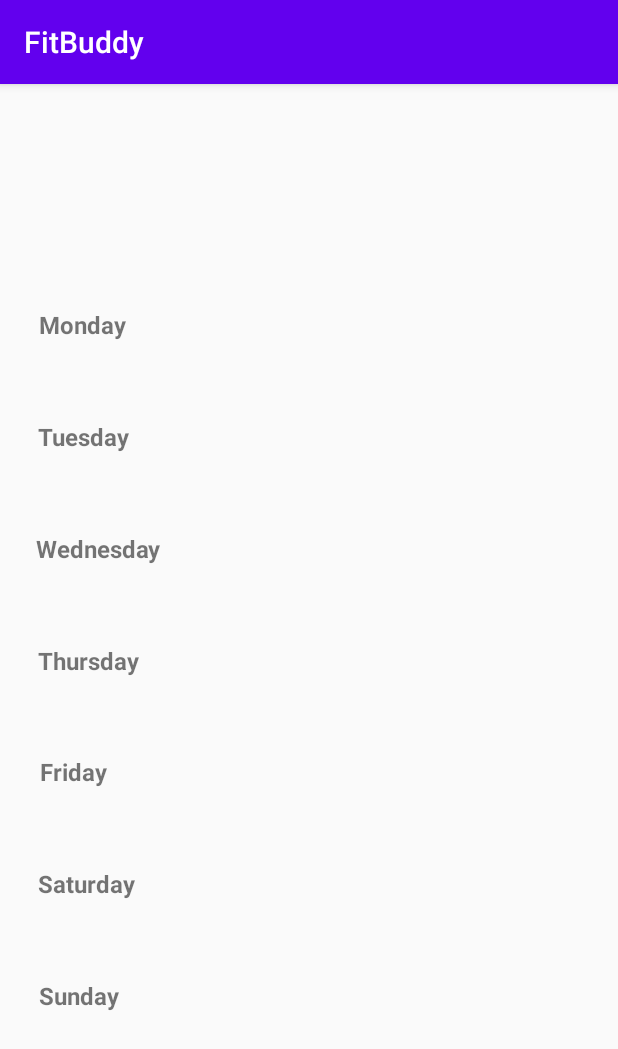
After one commit to ryotiu/FitBuddyCollab, an Android app: the WeeklyTracker screen opened directly, with no data from a screen before it, on a phone screen of 412 x 824 dp. The commit adds this screen. Shown: the top 1049 px of the screen. Run offline under Robolectric (Android 15) with nearby library versions, the phone set to English and light mode, and no system bars.

Commit message:
Add WeeklyTracker class Add MonthlyTracker class Modified Trackers class Modified trackers activity Modified weekly tracker activity Modified monthly tracker activity Modified AndroidManifest

```diff
--- a/app/src/main/AndroidManifest.xml
+++ b/app/src/main/AndroidManifest.xml
@@ -15,6 +15,8 @@
         <activity android:name=".Register" />
         <activity android:name=".Login" />
         <activity android:name=".Trackers" />
+        <activity android:name=".WeeklyTracker" />
+        <activity android:name=".MonthlyTracker" />
         <activity android:name=".MainActivity">
             <intent-filter>
                 <action android:name="android.intent.action.MAIN" />
--- /dev/null
+++ b/app/src/main/java/com/example/fitbuddy/MonthlyTracker.java
@@ -0,0 +1,14 @@
+package com.example.fitbuddy;
+
+import android.os.Bundle;
+import androidx.appcompat.app.AppCompatActivity;
+
+public class MonthlyTracker extends AppCompatActivity {
+
+    @Override
+    protected void onCreate(Bundle savedInstanceState) {
+        super.onCreate(savedInstanceState);
+        setContentView(R.layout.activity_monthly_tracker);
+
+    }
+}
--- a/app/src/main/java/com/example/fitbuddy/Trackers.java
+++ b/app/src/main/java/com/example/fitbuddy/Trackers.java
@@ -1,14 +1,42 @@
 package com.example.fitbuddy;
 
+import android.content.Intent;
 import android.os.Bundle;
+import android.view.View;
+import android.widget.Button;
+
 import androidx.appcompat.app.AppCompatActivity;
 
 public class Trackers extends AppCompatActivity {
+
+    private Button WeeklyTrackerBtn;
+    private Button MonthlyTrackerBtn;
 
     @Override
     protected void onCreate(Bundle savedInstanceState) {
         super.onCreate(savedInstanceState);
         setContentView(R.layout.activity_trackers);
 
+        WeeklyTrackerBtn = findViewById(R.id.WeeklyTrackerBtn);
+        MonthlyTrackerBtn = findViewById(R.id.MonthlyTrackerBtn);
+
+        // Launch activity_weekly_tracker
+        WeeklyTrackerBtn.setOnClickListener(new View.OnClickListener() {
+            @Override
+            public void onClick(View view) {
+                startActivity(new Intent(Trackers.this, WeeklyTracker.class));
+                finish();
+            }
+        });
+
+        // Launch activity_monthly_tracker
+        MonthlyTrackerBtn.setOnClickListener(new View.OnClickListener() {
+            @Override
+            public void onClick(View view) {
+                startActivity(new Intent(Trackers.this, MonthlyTracker.class));
+                finish();
+            }
+        });
+
     }
 }
--- /dev/null
+++ b/app/src/main/java/com/example/fitbuddy/WeeklyTracker.java
@@ -0,0 +1,14 @@
+package com.example.fitbuddy;
+
+import android.os.Bundle;
+import androidx.appcompat.app.AppCompatActivity;
+
+public class WeeklyTracker extends AppCompatActivity {
+
+    @Override
+    protected void onCreate(Bundle savedInstanceState) {
+        super.onCreate(savedInstanceState);
+        setContentView(R.layout.activity_weekly_tracker);
+
+    }
+}
--- a/app/src/main/res/layout/activity_monthly_tracker.xml
+++ b/app/src/main/res/layout/activity_monthly_tracker.xml
@@ -1,6 +1,9 @@
 <?xml version="1.0" encoding="utf-8"?>
 <androidx.constraintlayout.widget.ConstraintLayout xmlns:android="http://schemas.android.com/apk/res/android"
+    xmlns:app="http://schemas.android.com/apk/res-auto"
+    xmlns:tools="http://schemas.android.com/tools"
     android:layout_width="match_parent"
-    android:layout_height="match_parent">
+    android:layout_height="match_parent"
+    tools:context=".MonthlyTracker">
 
 </androidx.constraintlayout.widget.ConstraintLayout>
--- a/app/src/main/res/layout/activity_trackers.xml
+++ b/app/src/main/res/layout/activity_trackers.xml
@@ -25,9 +25,9 @@
         android:text="Monthly Tracker"
         app:layout_constraintBottom_toBottomOf="parent"
         app:layout_constraintEnd_toEndOf="parent"
-        app:layout_constraintHorizontal_bias="0.488"
+        app:layout_constraintHorizontal_bias="0.498"
         app:layout_constraintStart_toStartOf="parent"
         app:layout_constraintTop_toTopOf="parent"
-        app:layout_constraintVertical_bias="0.50" />
+        app:layout_constraintVertical_bias="0.499" />
 
 </androidx.constraintlayout.widget.ConstraintLayout>
--- a/app/src/main/res/layout/activity_weekly_tracker.xml
+++ b/app/src/main/res/layout/activity_weekly_tracker.xml
@@ -1,6 +1,107 @@
 <?xml version="1.0" encoding="utf-8"?>
 <androidx.constraintlayout.widget.ConstraintLayout xmlns:android="http://schemas.android.com/apk/res/android"
+    xmlns:app="http://schemas.android.com/apk/res-auto"
+    xmlns:tools="http://schemas.android.com/tools"
     android:layout_width="match_parent"
-    android:layout_height="match_parent">
+    android:layout_height="match_parent"
+    tools:context=".WeeklyTracker">
+
+    <TextView
+        android:id="@+id/MondayTextView"
+        android:layout_width="wrap_content"
+        android:layout_height="wrap_content"
+        android:text="Monday"
+        android:textSize="16sp"
+        android:textStyle="bold"
+        app:layout_constraintBottom_toBottomOf="parent"
+        app:layout_constraintEnd_toEndOf="parent"
+        app:layout_constraintHorizontal_bias="0.073"
+        app:layout_constraintStart_toStartOf="parent"
+        app:layout_constraintTop_toTopOf="parent"
+        app:layout_constraintVertical_bias="0.200" />
+
+    <TextView
+        android:id="@+id/TuesdayTextView"
+        android:layout_width="wrap_content"
+        android:layout_height="wrap_content"
+        android:text="Tuesday"
+        android:textSize="16sp"
+        android:textStyle="bold"
+        app:layout_constraintBottom_toBottomOf="parent"
+        app:layout_constraintEnd_toEndOf="parent"
+        app:layout_constraintHorizontal_bias="0.073"
+        app:layout_constraintStart_toStartOf="parent"
+        app:layout_constraintTop_toTopOf="parent"
+        app:layout_constraintVertical_bias="0.300" />
+
+    <TextView
+        android:id="@+id/WednesdayTextView"
+        android:layout_width="wrap_content"
+        android:layout_height="wrap_content"
+        android:text="Wednesday"
+        android:textSize="16sp"
+        android:textStyle="bold"
+        app:layout_constraintBottom_toBottomOf="parent"
+        app:layout_constraintEnd_toEndOf="parent"
+        app:layout_constraintHorizontal_bias="0.073"
+        app:layout_constraintStart_toStartOf="parent"
+        app:layout_constraintTop_toTopOf="parent"
+        app:layout_constraintVertical_bias="0.400" />
+
+    <TextView
+        android:id="@+id/ThursdayTextView"
+        android:layout_width="wrap_content"
+        android:layout_height="wrap_content"
+        android:text="Thursday"
+        android:textSize="16sp"
+        android:textStyle="bold"
+        app:layout_constraintBottom_toBottomOf="parent"
+        app:layout_constraintEnd_toEndOf="parent"
+        app:layout_constraintHorizontal_bias="0.073"
+        app:layout_constraintStart_toStartOf="parent"
+        app:layout_constraintTop_toTopOf="parent"
+        app:layout_constraintVertical_bias="0.500" />
+
+    <TextView
+        android:id="@+id/FridayTextView"
+        android:layout_width="wrap_content"
+        android:layout_height="wrap_content"
+        android:text="Friday"
+        android:textSize="16sp"
+        android:textStyle="bold"
+        app:layout_constraintBottom_toBottomOf="parent"
+        app:layout_constraintEnd_toEndOf="parent"
+        app:layout_constraintHorizontal_bias="0.073"
+        app:layout_constraintStart_toStartOf="parent"
+        app:layout_constraintTop_toTopOf="parent"
+        app:layout_constraintVertical_bias="0.600" />
+
+    <TextView
+        android:id="@+id/SaturdayTextView"
+        android:layout_width="wrap_content"
+        android:layout_height="wrap_content"
+        android:text="Saturday"
+        android:textSize="16sp"
+        android:textStyle="bold"
+        app:layout_constraintBottom_toBottomOf="parent"
+        app:layout_constraintEnd_toEndOf="parent"
+        app:layout_constraintHorizontal_bias="0.073"
+        app:layout_constraintStart_toStartOf="parent"
+        app:layout_constraintTop_toTopOf="parent"
+        app:layout_constraintVertical_bias="0.700" />
+
+    <TextView
+        android:id="@+id/SundayTextView"
+        android:layout_width="wrap_content"
+        android:layout_height="wrap_content"
+        android:text="Sunday"
+        android:textSize="16sp"
+        android:textStyle="bold"
+        app:layout_constraintBottom_toBottomOf="parent"
+        app:layout_constraintEnd_toEndOf="parent"
+        app:layout_constraintHorizontal_bias="0.073"
+        app:layout_constraintStart_toStartOf="parent"
+        app:layout_constraintTop_toTopOf="parent"
+        app:layout_constraintVertical_bias="0.800" />
 
 </androidx.constraintlayout.widget.ConstraintLayout>
```
